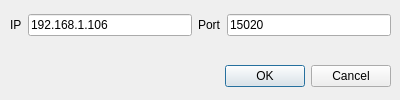
Old version of the form connexion.ui in the repository Rushtard/wifibotV3ESIREM.
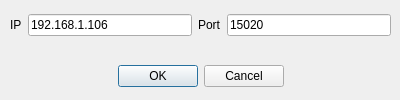
New version of the form.

```diff
--- a/connexion.ui
+++ b/connexion.ui
@@ -28,6 +28,9 @@
    <property name="standardButtons">
     <set>QDialogButtonBox::Cancel|QDialogButtonBox::Ok</set>
    </property>
+   <property name="centerButtons">
+    <bool>true</bool>
+   </property>
   </widget>
   <widget class="QWidget" name="gridLayoutWidget">
    <property name="geometry">
```
